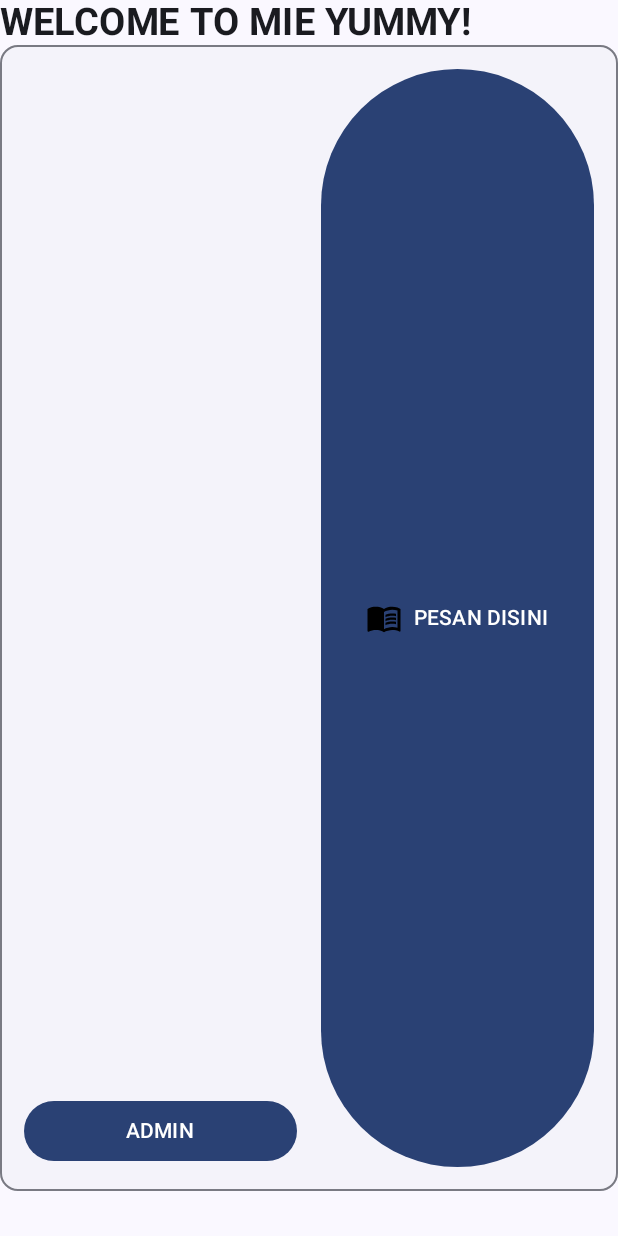
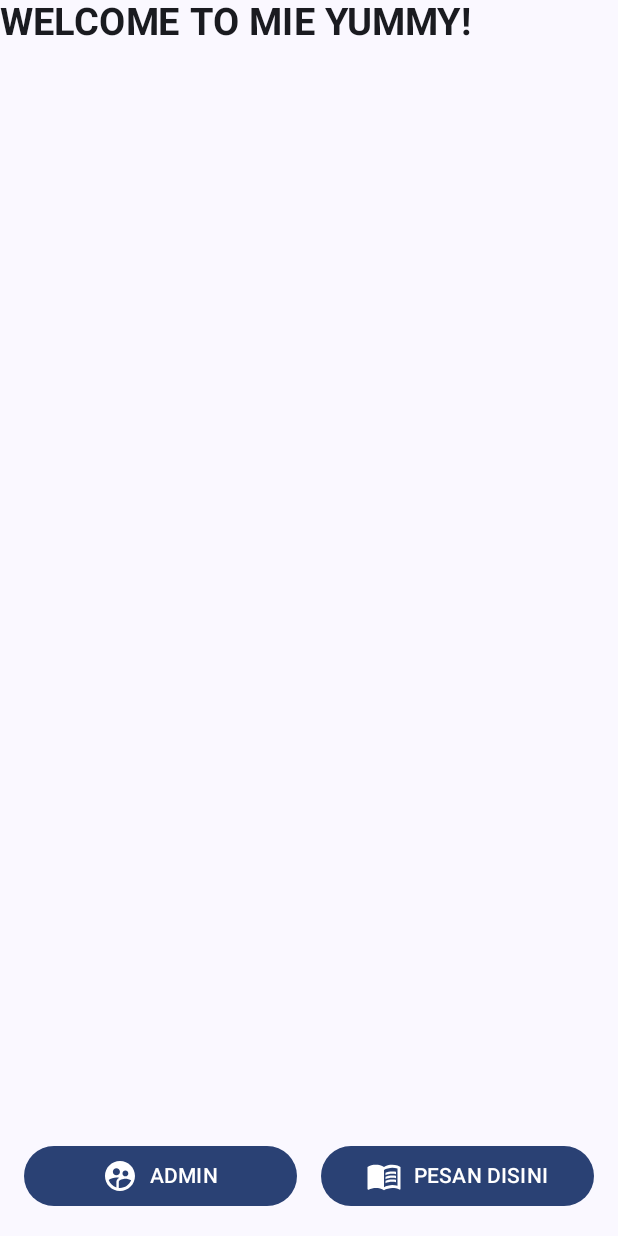
Before and after one commit to divanafisyah/MieYummy, an Android app built with Jetpack Compose: the screen it shows after launch (MainActivity), on a phone screen of 412 x 824 dp. Run offline under Robolectric (Android 15) with nearby library versions, the phone set to English and light mode, and no system bars; our stand-ins replace Firebase (no records; nobody signed in at launch, a user with empty details on screens opened directly).

Commit message:
add icons and change position for button

```diff
--- a/app/src/main/java/com/example/mieyummy/halaman/HalamanLanding.kt
+++ b/app/src/main/java/com/example/mieyummy/halaman/HalamanLanding.kt
@@ -1,8 +1,5 @@
 package com.example.mieyummy.halaman
 
-import android.graphics.Color
-import android.provider.CalendarContract
-import androidx.compose.foundation.BorderStroke
 import androidx.compose.foundation.Image
 import androidx.compose.foundation.layout.Arrangement
 import androidx.compose.foundation.layout.Column
@@ -14,16 +11,11 @@ import androidx.compose.foundation.layout.padding
 import androidx.compose.foundation.layout.size
 import androidx.compose.foundation.layout.width
 import androidx.compose.material3.Button
-import androidx.compose.material3.CardDefaults
-import androidx.compose.material3.ElevatedCard
 import androidx.compose.material3.ExperimentalMaterial3Api
-import androidx.compose.material3.MaterialTheme
-import androidx.compose.material3.OutlinedCard
 import androidx.compose.material3.Text
 import androidx.compose.runtime.Composable
 import androidx.compose.ui.Alignment
 import androidx.compose.ui.Modifier
-import androidx.compose.ui.layout.ContentScale
 import androidx.compose.ui.res.dimensionResource
 import androidx.compose.ui.res.painterResource
 import androidx.compose.ui.res.stringResource
@@ -31,11 +23,8 @@ import androidx.compose.ui.text.font.FontWeight
 import androidx.compose.ui.tooling.preview.Preview
 import androidx.compose.ui.unit.dp
 import androidx.compose.ui.unit.sp
-import androidx.lifecycle.viewmodel.compose.viewModel
 import com.example.mieyummy.R
 import com.example.mieyummy.halaman.DestinasiLanding.LandingScreen
-import com.example.mieyummy.model.MenuViewModel
-import com.example.mieyummy.model.PenyediaViewModel
 import com.example.mieyummy.navigasi.DestinasiNavigasi
 import com.example.mieyummy.ui.theme.MieYummyTheme
 
@@ -51,25 +40,14 @@ object DestinasiLanding: DestinasiNavigasi {
         modifier: Modifier = Modifier,
 
         ) {
-        Text(text = "WELCOME TO MIE YUMMY!", fontSize = 25.sp, fontWeight = FontWeight.Bold)
-
-        Column(modifier = Modifier.fillMaxSize(), verticalArrangement = Arrangement.SpaceBetween) {
-                OutlinedCard(
-                    colors = CardDefaults.cardColors(
-                        containerColor = MaterialTheme.colorScheme.surface,
-                    ),
-                    modifier = Modifier
-                        .fillMaxSize() // Fill the entire available space
-                        .padding(vertical = 30.dp)
-                ) {
+        Text(
+            text = "WELCOME TO MIE YUMMY!",
+            fontSize = 25.sp,
+            fontWeight = FontWeight.Bold
+        )
         Column(
-                        horizontalAlignment = Alignment.CenterHorizontally,
-                        modifier = Modifier.fillMaxSize() // Fill the entire card space
-                    ) {
-                        ElevatedCard(
-                            elevation = CardDefaults.cardElevation(defaultElevation = 6.dp),
-                            modifier = Modifier.fillMaxWidth()
-                        ) {
+            modifier = Modifier.fillMaxSize(),
+            verticalArrangement = Arrangement.SpaceBetween) {
             Row(
                 modifier = Modifier
                     .fillMaxWidth()
@@ -82,19 +60,31 @@ object DestinasiLanding: DestinasiNavigasi {
                     onClick = onLoginClick,
                     modifier = Modifier.weight(1f) // Allow button to expand horizontally
                 ) {
+                    Row(
+                        modifier = Modifier.fillMaxWidth(),
+                        horizontalArrangement = Arrangement.Center,
+                        verticalAlignment = Alignment.CenterVertically
+                    ) {
+                        Image(
+                            painter = painterResource(R.drawable.user),
+                            contentDescription = "Admin",
+                            modifier = Modifier.size(24.dp)
+                        )
+                        Spacer(modifier = Modifier.width(8.dp))
                         Text(stringResource(R.string.btn_login))
+                    }
                 }
                 Button(
                     onClick = onMenuCustClick,
                     modifier = Modifier.weight(1f) // Allow button to expand horizontally
                 ) {
                     Row(
-                                        modifier = Modifier.fillMaxSize(),
+                        modifier = Modifier.fillMaxWidth(),
                         horizontalArrangement = Arrangement.Center,
                         verticalAlignment = Alignment.CenterVertically
                     ) {
                         Image(
-                                            painter = painterResource(R.drawable.menu),
+                            painter = painterResource(R.drawable.menu_white),
                             contentDescription = "Menu",
                             modifier = Modifier.size(24.dp)
                         )
@@ -106,10 +96,6 @@ object DestinasiLanding: DestinasiNavigasi {
         }
     }
 }
-            }
-        }
-    }
-
 @Preview(showBackground = true)
 @Composable
 fun PreviewHalamanLanding(){
--- /dev/null
+++ b/app/src/main/res/drawable/menu_white.xml
@@ -0,0 +1,8 @@
+<vector android:autoMirrored="true" android:height="24dp"
+    android:tint="#FFFFFF" android:viewportHeight="24"
+    android:viewportWidth="24" android:width="24dp" xmlns:android="http://schemas.android.com/apk/res/android">
+    <path android:fillColor="@android:color/white" android:pathData="M21,5c-1.11,-0.35 -2.33,-0.5 -3.5,-0.5c-1.95,0 -4.05,0.4 -5.5,1.5c-1.45,-1.1 -3.55,-1.5 -5.5,-1.5S2.45,4.9 1,6v14.65c0,0.25 0.25,0.5 0.5,0.5c0.1,0 0.15,-0.05 0.25,-0.05C3.1,20.45 5.05,20 6.5,20c1.95,0 4.05,0.4 5.5,1.5c1.35,-0.85 3.8,-1.5 5.5,-1.5c1.65,0 3.35,0.3 4.75,1.05c0.1,0.05 0.15,0.05 0.25,0.05c0.25,0 0.5,-0.25 0.5,-0.5V6C22.4,5.55 21.75,5.25 21,5zM21,18.5c-1.1,-0.35 -2.3,-0.5 -3.5,-0.5c-1.7,0 -4.15,0.65 -5.5,1.5V8c1.35,-0.85 3.8,-1.5 5.5,-1.5c1.2,0 2.4,0.15 3.5,0.5V18.5z"/>
+    <path android:fillColor="@android:color/white" android:pathData="M17.5,10.5c0.88,0 1.73,0.09 2.5,0.26V9.24C19.21,9.09 18.36,9 17.5,9c-1.7,0 -3.24,0.29 -4.5,0.83v1.66C14.13,10.85 15.7,10.5 17.5,10.5z"/>
+    <path android:fillColor="@android:color/white" android:pathData="M13,12.49v1.66c1.13,-0.64 2.7,-0.99 4.5,-0.99c0.88,0 1.73,0.09 2.5,0.26V11.9c-0.79,-0.15 -1.64,-0.24 -2.5,-0.24C15.8,11.66 14.26,11.96 13,12.49z"/>
+    <path android:fillColor="@android:color/white" android:pathData="M17.5,14.33c-1.7,0 -3.24,0.29 -4.5,0.83v1.66c1.13,-0.64 2.7,-0.99 4.5,-0.99c0.88,0 1.73,0.09 2.5,0.26v-1.52C19.21,14.41 18.36,14.33 17.5,14.33z"/>
+</vector>
--- a/app/src/main/res/drawable/user.xml
+++ b/app/src/main/res/drawable/user.xml
@@ -1,4 +1,4 @@
-<vector android:height="24dp" android:tint="#000000"
+<vector android:height="24dp" android:tint="#FFFFFF"
     android:viewportHeight="24" android:viewportWidth="24"
     android:width="24dp" xmlns:android="http://schemas.android.com/apk/res/android">
     <path android:fillColor="@android:color/white" android:pathData="M11.99,2c-5.52,0 -10,4.48 -10,10s4.48,10 10,10 10,-4.48 10,-10 -4.48,-10 -10,-10zM15.6,8.34c1.07,0 1.93,0.86 1.93,1.93 0,1.07 -0.86,1.93 -1.93,1.93 -1.07,0 -1.93,-0.86 -1.93,-1.93 -0.01,-1.07 0.86,-1.93 1.93,-1.93zM9.6,6.76c1.3,0 2.36,1.06 2.36,2.36 0,1.3 -1.06,2.36 -2.36,2.36s-2.36,-1.06 -2.36,-2.36c0,-1.31 1.05,-2.36 2.36,-2.36zM9.6,15.89v3.75c-2.4,-0.75 -4.3,-2.6 -5.14,-4.96 1.05,-1.12 3.67,-1.69 5.14,-1.69 0.53,0 1.2,0.08 1.9,0.22 -1.64,0.87 -1.9,2.02 -1.9,2.68zM11.99,20c-0.27,0 -0.53,-0.01 -0.79,-0.04v-4.07c0,-1.42 2.94,-2.13 4.4,-2.13 1.07,0 2.92,0.39 3.84,1.15 -1.17,2.97 -4.06,5.09 -7.45,5.09z"/>
```
Lines whose indentation alone changed are shown as unchanged.
